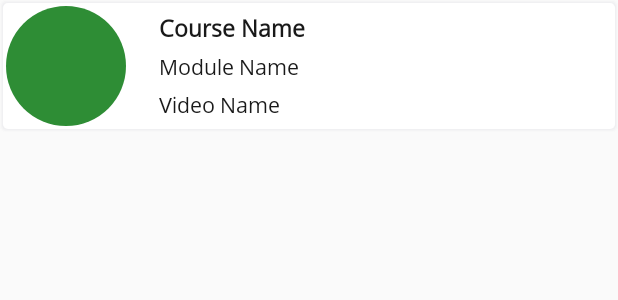
After one commit to UtkarshBhalotia/DaffodilsPsychiatry, an Android app: the layout lyt_sample_vdo_data.xml on its own in the app's theme, with its tools: preview values and no code run, on a phone screen of 412 x 824 dp. The commit adds this screen. Shown: the top 300 px of the screen. Run offline under Robolectric (Android 15) with nearby library versions, the phone set to English and light mode, and no system bars.

Commit message:
1st commit, 30th dec, 21

```diff
--- a/app/src/main/java/com/daffodils/psychiatry/activity/RegisterActivity.java
+++ b/app/src/main/java/com/daffodils/psychiatry/activity/RegisterActivity.java
@@ -6,6 +6,4 @@ import androidx.appcompat.app.AppCompatActivity;
 
 public class RegisterActivity extends AppCompatActivity {
 
-    TextView txtModule;
-
 }
--- /dev/null
+++ b/app/src/main/res/layout/lyt_sample_vdo_data.xml
@@ -0,0 +1,78 @@
+<?xml version="1.0" encoding="utf-8"?>
+<LinearLayout
+    xmlns:android="http://schemas.android.com/apk/res/android"
+    android:layout_width="match_parent"
+    android:layout_height="match_parent">
+
+    <LinearLayout
+        android:id="@+id/lytProfile"
+        android:layout_width="match_parent"
+        android:layout_height="wrap_content"
+        android:gravity="center_vertical"
+        android:background="@drawable/card_shadow_light"
+        android:orientation="horizontal">
+
+        <com.daffodils.psychiatry.ui.CircleImageView
+            android:id="@+id/imgProfile"
+            android:layout_width="80dp"
+            android:layout_height="80dp"
+            android:layout_margin="2dp"
+            android:visibility="gone"
+            android:padding="5dp" />
+
+        <TextView
+            android:id="@+id/image_title"
+            android:layout_width="80dp"
+            android:layout_height="80dp"
+            android:layout_margin="2dp"
+            android:gravity="center"
+            android:padding="5dp"
+            android:background="@drawable/circle"
+            android:textColor="@color/white"
+            android:textSize="40dp"
+            android:textStyle="bold" />
+
+        <RelativeLayout
+            android:layout_width="wrap_content"
+            android:layout_height="match_parent"
+            android:gravity="center_vertical">
+
+            <TextView
+                android:id="@+id/tvCourseName"
+                android:layout_width="wrap_content"
+                android:layout_height="wrap_content"
+                android:paddingStart="20dp"
+                android:textSize="15dp"
+                android:text="Course Name"
+                android:textAppearance="@style/TextAppearance.AppCompat.Medium"
+                android:textColor="@color/txt_color"
+                android:textStyle="bold" />
+
+            <TextView
+                android:id="@+id/tvModName"
+                android:layout_width="wrap_content"
+                android:layout_height="wrap_content"
+                android:layout_below="@id/tvCourseName"
+                android:paddingTop="5dp"
+                android:paddingStart="20dp"
+                android:textSize="14dp"
+                android:text="Module Name"
+                android:visibility="visible"
+                android:textColor="@color/txt_color" />
+
+            <TextView
+                android:id="@+id/tvVideoName"
+                android:layout_width="wrap_content"
+                android:layout_height="wrap_content"
+                android:layout_below="@+id/tvModName"
+                android:paddingTop="5dp"
+                android:paddingStart="20dp"
+                android:textSize="14dp"
+                android:text="Video Name"
+                android:textColor="@color/txt_color"
+                />
+        </RelativeLayout>
+
+    </LinearLayout>
+
+</LinearLayout>
```
